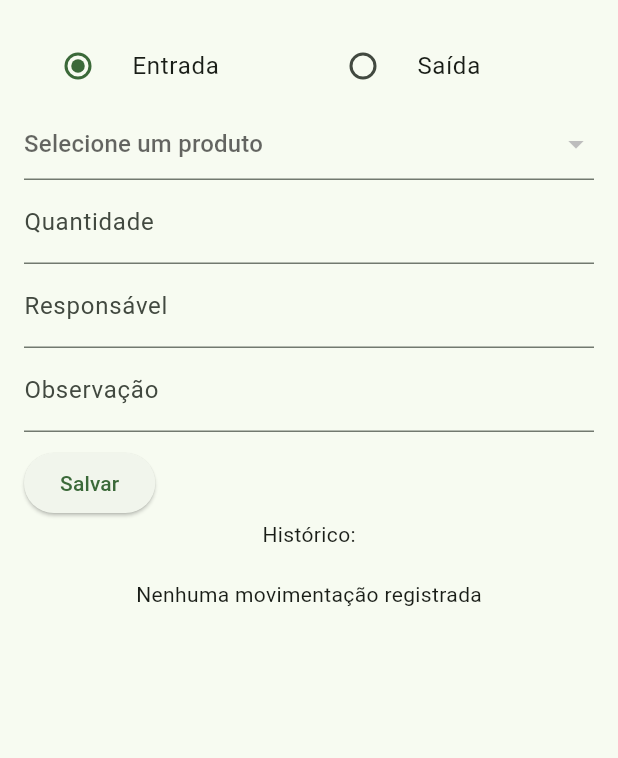
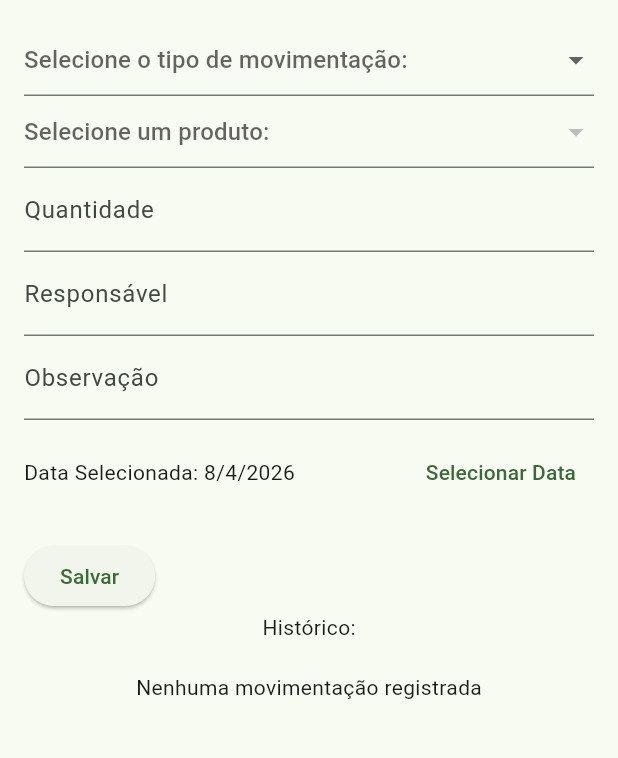
Before and after one commit to samiraPistore/almoxarifado_flutter, a Flutter app: the MovimentacaoPage screen opened by its route, after a tap on "Salvar", on a phone screen of 412 x 824 dp, the part 84-842 px from its top. Run offline on Flutter 3.47's test engine with Material 3 defaults, Android fonts, the phone set to English and light mode, and no system bars; network calls fail.

Commit message:
Funcionamento rota de movimentação, inicio desenvolvimento rota dashboard

```diff
--- a/gestao_almoxerifado/lib/components/moviment_form.dart
+++ b/gestao_almoxerifado/lib/components/moviment_form.dart
@@ -20,11 +20,14 @@ class _MovimentformState extends State<Movimentform> {
   List<Produto> produtos = [];
   Produto? produtoSelecionado;
 
-  bool isEntrada = true;
+  List<String> tipos = ['entrada', 'saída'];
+  String? tipoMovimentcao;
+
   final _quantidadeController = TextEditingController();
   final _responsController = TextEditingController();
   final _obsController = TextEditingController();
   final _destinoController = TextEditingController();
+  DateTime _selectedDate = DateTime.now();
 
   void _submitForm() {
     final quantidade = int.tryParse(_quantidadeController.text) ?? 0;
@@ -36,12 +39,14 @@ class _MovimentformState extends State<Movimentform> {
         Movimentacao(
           id: Random().nextDouble().toString(),
           produtoId: produtoSelecionado!.id,
-          tipo: isEntrada ? "entrada" : "saída",
+          tipo: tipoMovimentcao ?? "entrada",
           quantidade: int.parse(_quantidadeController.text),
-          data: DateTime.now(),
+          data: _selectedDate,
           responsavel: _responsController.text,
           obs: _obsController.text,
-          destino: isEntrada ? null : _destinoController.text,
+          destino: tipoMovimentcao == 'entrada'
+              ? null
+              : _destinoController.text,
         ),
       );
     }
@@ -50,6 +55,22 @@ class _MovimentformState extends State<Movimentform> {
     _responsController.clear();
     _obsController.clear();
     _destinoController.clear();
+  }
+
+  _showDatePicker() {
+    showDatePicker(
+      context: context,
+      initialDate: DateTime.now(),
+      firstDate: DateTime(2020),
+      lastDate: DateTime.now(),
+    ).then((pickedDate) {
+      if (pickedDate == null) {
+        return print('Error');
+      }
+      setState(() {
+        _selectedDate = pickedDate;
+      });
+    });
   }
 
   @override
@@ -70,41 +91,31 @@ class _MovimentformState extends State<Movimentform> {
     return Column(
       crossAxisAlignment: CrossAxisAlignment.start,
       children: [
-        // 🔘 SELETOR
-        Row(
-          children: [
-            Expanded(
-              child: RadioListTile<bool>(
-                title: Text("Entrada"),
-                value: true,
-                groupValue: isEntrada,
-                onChanged: (value) {
-                  setState(() {
-                    isEntrada = value!;
-                    _destinoController.clear();
-                  });
-                },
-              ),
-            ),
-            Expanded(
-              child: RadioListTile<bool>(
-                title: Text("Saída"),
-                value: false,
-                groupValue: isEntrada,
-                onChanged: (value) {
-                  setState(() {
-                    isEntrada = value!;
-                  });
-                },
-              ),
-            ),
-          ],
+        DropdownButtonFormField<String>(
+          hint: Text("Selecione o tipo de movimentação:"),
+          initialValue: tipoMovimentcao,
+
+          items: tipos.map((tipo) {
+            return DropdownMenuItem<String>(value: tipo, child: Text(tipo));
+          }).toList(),
+          onChanged: (value) {
+            setState(() {
+              tipoMovimentcao = value;
+
+              _destinoController.clear();
+
+              if (tipoMovimentcao == 'entrada') {
+                print('entrada selecionada');
+              } else {
+                print('saida selecionada');
+              }
+            });
+          },
         ),
-
-        // 📦 PRODUTO
+        // PRODUTO
         DropdownButtonFormField<Produto>(
-          hint: Text("Selecione um produto"),
-          value: produtoSelecionado,
+          hint: Text("Selecione um produto:"),
+          initialValue: produtoSelecionado,
           items: produtos.map((produto) {
             return DropdownMenuItem(value: produto, child: Text(produto.nome));
           }).toList(),
@@ -115,32 +126,49 @@ class _MovimentformState extends State<Movimentform> {
           },
         ),
 
-        // 🔢 QUANTIDADE
+        //Quantidade
         TextField(
           controller: _quantidadeController,
           keyboardType: TextInputType.number,
           decoration: InputDecoration(labelText: "Quantidade"),
         ),
 
-        // 👤 RESPONSÁVEL
+        //Responsável
         TextField(
           controller: _responsController,
           decoration: InputDecoration(labelText: "Responsável"),
         ),
 
-        // 📝 OBS
+        //Obs
         TextField(
           controller: _obsController,
           decoration: InputDecoration(labelText: "Observação"),
         ),
 
-        // 🚚 DESTINO (SÓ NA SAÍDA)
-        if (!isEntrada)
+        // Mostrar destino apenas na saída
+        if (tipoMovimentcao == 'saída')
           TextField(
             controller: _destinoController,
             decoration: InputDecoration(labelText: "Destino"),
           ),
-
+        SizedBox(
+              height: 70,
+              child: Row(
+                children: <Widget> [
+                  Expanded(
+                    child: Text(
+                       _selectedDate == null
+                          ? 'Nenhuma data selecionada!'
+                          : 'Data Selecionada: ${_selectedDate.day}/${_selectedDate.month}/${_selectedDate.year}'
+                      ),
+                  ),
+                  TextButton(
+                    child: Text('Selecionar Data'),
+                    onPressed: _showDatePicker,
+                    ),
+                ],
+              ),
+            ),
         const SizedBox(height: 10),
 
         ElevatedButton(onPressed: _submitForm, child: Text("Salvar")),
--- a/gestao_almoxerifado/lib/components/moviment_list.dart
+++ b/gestao_almoxerifado/lib/components/moviment_list.dart
@@ -29,6 +29,7 @@ class _ListaMovimentState extends State<ListaMoviment> {
 
                 return Card(
                   margin: EdgeInsets.all(10),
+                  elevation: 3,
                   child: ListTile(
                     title: Text(
                       mov.tipo.toUpperCase(),
--- a/gestao_almoxerifado/lib/components/prod_list.dart
+++ b/gestao_almoxerifado/lib/components/prod_list.dart
@@ -39,9 +39,8 @@ class _ListaProdutosState extends State<ListaProdutos> {
               itemBuilder: (ctx, index) {
                 final pr = widget.produtos[index];
                 return Card(
-                  margin: EdgeInsets.only(left: 20, right: 20, bottom: 20),
+                  margin: EdgeInsets.all(10),
                   elevation: 3,
-                  shape: Border.all(),
                   child: ListTile(
                     title: editandoId == pr.id
                         ? TextField(
--- a/gestao_almoxerifado/lib/components/user_list.dart
+++ b/gestao_almoxerifado/lib/components/user_list.dart
@@ -40,9 +40,8 @@ class _UserListState extends State<UserList> {
               itemBuilder: (ctx, index) {
                 final ur = widget.users[index];
                 return Card(
-                  margin: EdgeInsets.only(left: 20, right: 20, bottom: 20),
+                  margin: EdgeInsets.all(10),
                   elevation: 3,
-                  shape: Border.all(),
                   child: ListTile(
                     title: editandoId == ur.id
                         ? TextField(
--- a/gestao_almoxerifado/lib/main.dart
+++ b/gestao_almoxerifado/lib/main.dart
@@ -14,16 +14,16 @@ void main() {
 class MyApp extends StatelessWidget {
   const MyApp({super.key});
 
-  // Raiz da
+  // Raiz da aplicação
   @override
   Widget build(BuildContext context) {
     return MaterialApp(
       title: 'Gestão Almoxarifado',
       theme: ThemeData(
-        // This is the theme of your application.
-
+       //tema
         colorScheme: .fromSeed(seedColor: Colors.green),
       ),
+      //rotas
       initialRoute: '/',
       routes: {
         '/': (context) => Login(),
--- a/gestao_almoxerifado/lib/models/produto.dart
+++ b/gestao_almoxerifado/lib/models/produto.dart
@@ -21,6 +21,7 @@ class Produto {
     required this.valorUni,
   });
 
+  //Construtor que cria um objeto a patir de um Json
   factory Produto.fromJson(Map<String, dynamic> json) {
     return Produto(
       id: json['id'].toString(),
--- a/gestao_almoxerifado/lib/models/users.dart
+++ b/gestao_almoxerifado/lib/models/users.dart
@@ -14,6 +14,7 @@ class Users {
 
   });
 
+  //Construtor que cria um objeto a patir de um Json
   factory Users.fromJson(Map<String, dynamic> json){
     return Users(
       id: json['id'].toString(),
--- a/gestao_almoxerifado/lib/pages/estoque.dart
+++ b/gestao_almoxerifado/lib/pages/estoque.dart
@@ -13,17 +13,22 @@ class Estoque extends StatefulWidget {
 }
 
 class _EstoqueState extends State<Estoque> {
+  //lista produtos
   List<Produto> produtos = [];
 
+  ////Função para adiconar produtos
   void _addProduto(Produto produto) async {
+    //chama o serviço para salvar no backend
     final novo = await ProdutoService.addProduto(produto);
 
     setState(() {
       produtos.add(novo);
     });
+    //fechar o modal
     Navigator.of(context).pop();
   }
 
+  //Função deletar
   void _removeProduto(String id) async{
     await ProdutoService.deleteProduto(id);
     setState(() {
@@ -63,6 +68,7 @@ class _EstoqueState extends State<Estoque> {
     });
   }
 
+  @override
   Widget build(BuildContext context) {
     return Scaffold(
       drawer: NavBar(), //chama o menu do arquvo NavigatorBar.dart
--- a/gestao_almoxerifado/lib/pages/moviment_page.dart
+++ b/gestao_almoxerifado/lib/pages/moviment_page.dart
@@ -5,7 +5,7 @@ import 'package:gestao_almoxerifado/components/nav_bar.dart';
 import 'package:gestao_almoxerifado/services/moviment_service.dart';
 import '../models/moviment.dart';
 
-
+//Página de movimentação
 class MovimentacaoPage extends StatefulWidget {
   const MovimentacaoPage({super.key});
 
@@ -14,29 +14,46 @@ class MovimentacaoPage extends StatefulWidget {
 }
 
 class _MovimentacaoPageState extends State<MovimentacaoPage> {
+  //lista que uardda as movimentações
   List<Movimentacao> movimentacoes = [];
 
+ //Função para adiconar movimentação
  void _addMoviment(Movimentacao movimentacao) async {
+  //chama o serviço para salvar no backend
     await MovimentService.addMovimentacao(movimentacao);
-
     setState(() {
       movimentacoes.add(movimentacao);
     });
   }
 
+
+
   @override
-
   void initState(){
     super.initState();
+    //Carregar dados ao iniciar tela
     _carregarMovi();
   }
 
-  Future<void> _carregarMovi() async{
+  //Função que busca as movimentaçoes no backend
+  Future<void> _carregarMovi() async {
+  try {
+    print("Buscando movimentações...");
+
     final lista = await MovimentService.fetchMovimentacao();
+
+    print("Dados recebidos: $lista");
+
     setState(() {
       movimentacoes = lista;
     });
+
+  } catch (e) {
+    print("ERRO AO BUSCAR: $e");
   }
+}
+
+  @override
   Widget build(BuildContext context) {
     return Scaffold(
       drawer: NavBar(),
@@ -49,6 +66,7 @@ class _MovimentacaoPageState extends State<MovimentacaoPage> {
         padding: const EdgeInsets.all(16),
         child: Column(
           children: [
+            //Form para adiciionar movimentações
             Movimentform(_addMoviment, movimentacoes),
             // HISTÓRICO
            Text("Histórico:"),
--- a/gestao_almoxerifado/lib/services/moviment_service.dart
+++ b/gestao_almoxerifado/lib/services/moviment_service.dart
@@ -18,14 +18,14 @@ class MovimentService {
    //Adiconar
   static Future<Movimentacao> addMovimentacao(Movimentacao moviment) async {
     final response = await http.post(
-      Uri.parse('$baseUrl/users'),
+      Uri.parse('$baseUrl/movimentacoes'),
       headers: {'Content-Type': 'application/json'},
       body: jsonEncode({
         "id": moviment.id,
         "produtoId": moviment.produtoId,
         "tipo": moviment.tipo,
         "quantidade": moviment.quantidade,
-        "data": moviment.data,
+        "data": moviment.data.toIso8601String(),
         "responsavel": moviment.responsavel,
         "obs": moviment.obs,
         "destino": moviment.destino,
```
Also changed, not shown: gestao_almoxerifado/lib/models/moviment.dart (+15 -13 lines), 3 other files.
